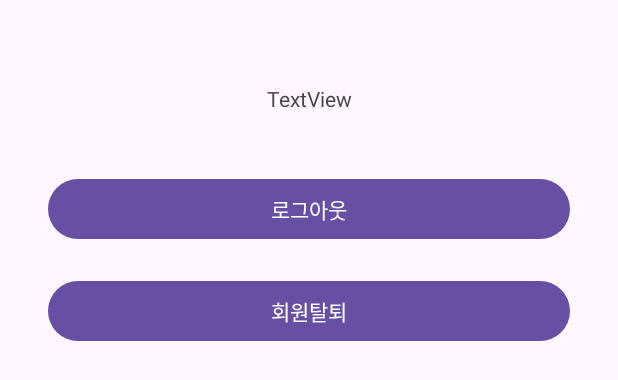
After one commit to JackAhn/RandomFoodGood, an Android app: the layout fragment_mypage.xml on its own in the app's theme, with its tools: preview values and no code run, on a phone screen of 412 x 824 dp. The commit adds this screen. Shown: the top 380 px of the screen. Run offline under Robolectric (Android 15) with nearby library versions, the phone set to English and light mode, and no system bars.

Commit message:
소셜 로그인 로그아웃 및 연동해제 구현

```diff
--- a/app/src/main/java/com/jackahn/randomfoodgood/dao/OnDataPass.kt
+++ /dev/null
@@ -1,5 +0,0 @@
-package com.jackahn.randomfoodgood.dao
-
-interface OnDataPass {
-    fun onDataPass(data: ArrayList<PlaceResult>)
-}
--- a/app/src/main/java/com/jackahn/randomfoodgood/dao/User.kt
+++ b/app/src/main/java/com/jackahn/randomfoodgood/dao/User.kt
@@ -1,8 +1,10 @@
 package com.jackahn.randomfoodgood.dao
+
+import java.io.Serializable
 
 data class User(
     var id: Int? = null,
     var socialId: Int? = null,
     var userId: String? = null,
     var userName: String? = null
-)
+): Serializable
--- a/app/src/main/java/com/jackahn/randomfoodgood/view/main/home/HomeFragment.kt
+++ b/app/src/main/java/com/jackahn/randomfoodgood/view/main/home/HomeFragment.kt
@@ -18,7 +18,7 @@ import androidx.core.app.ActivityCompat
 import androidx.fragment.app.Fragment
 import androidx.recyclerview.widget.LinearLayoutManager
 import androidx.recyclerview.widget.RecyclerView
-import com.jackahn.randomfoodgood.dao.OnDataPass
+import com.jackahn.randomfoodgood.dto.OnDataPass
 import com.jackahn.randomfoodgood.dao.PlaceResult
 import com.jackahn.randomfoodgood.dao.ResultSearchKeyword
 import com.jackahn.randomfoodgood.databinding.FragmentHomeBinding
--- /dev/null
+++ b/app/src/main/res/layout/fragment_mypage.xml
@@ -0,0 +1,41 @@
+<?xml version="1.0" encoding="utf-8"?>
+<androidx.constraintlayout.widget.ConstraintLayout xmlns:android="http://schemas.android.com/apk/res/android"
+    xmlns:app="http://schemas.android.com/apk/res-auto"
+    xmlns:tools="http://schemas.android.com/tools"
+    android:layout_width="match_parent"
+    android:layout_height="match_parent"
+    android:layout_margin="16dp"
+    tools:context=".view.main.mypage.MypageFragment">
+
+    <TextView
+        android:id="@+id/myPageNameText"
+        android:layout_width="wrap_content"
+        android:layout_height="wrap_content"
+        android:layout_marginTop="40dp"
+        android:text="TextView"
+        app:layout_constraintEnd_toEndOf="parent"
+        app:layout_constraintStart_toStartOf="parent"
+        app:layout_constraintTop_toTopOf="parent" />
+
+    <Button
+        android:id="@+id/myPageExitBtn"
+        android:layout_width="0dp"
+        android:layout_height="wrap_content"
+        android:layout_marginStart="16dp"
+        android:layout_marginTop="20dp"
+        android:layout_marginEnd="16dp"
+        android:text="회원탈퇴"
+        app:layout_constraintEnd_toEndOf="parent"
+        app:layout_constraintStart_toStartOf="parent"
+        app:layout_constraintTop_toBottomOf="@+id/myPageLogOutBtn" />
+
+    <Button
+        android:id="@+id/myPageLogOutBtn"
+        android:layout_width="0dp"
+        android:layout_height="wrap_content"
+        android:layout_marginTop="40dp"
+        android:text="로그아웃"
+        app:layout_constraintEnd_toEndOf="@+id/myPageExitBtn"
+        app:layout_constraintStart_toStartOf="@+id/myPageExitBtn"
+        app:layout_constraintTop_toBottomOf="@+id/myPageNameText" />
+</androidx.constraintlayout.widget.ConstraintLayout>
--- a/app/src/main/res/navigation/mobile_navigation.xml
+++ b/app/src/main/res/navigation/mobile_navigation.xml
@@ -19,7 +19,7 @@
 
     <fragment
         android:id="@+id/navigation_notifications"
-        android:name="com.jackahn.randomfoodgood.view.main.notifications.NotificationsFragment"
+        android:name="com.jackahn.randomfoodgood.view.main.mypage.MypageFragment"
         android:label="@string/title_mypage"
-        tools:layout="@layout/fragment_notifications" />
+        tools:layout="@layout/fragment_mypage" />
 </navigation>
```
Also changed, not shown: app/src/main/AndroidManifest.xml (+12 -6 lines), app/src/main/java/com/jackahn/randomfoodgood/dto/OnDataPass.kt (added, +7 -0 lines), app/src/main/java/com/jackahn/randomfoodgood/util/SNSUtil.kt (added, +7 -0 lines), app/src/main/java/com/jackahn/randomfoodgood/view/login/InsertNameFragment.kt (deleted, +0 -24 lines), app/src/main/java/com/jackahn/randomfoodgood/view/login/LoginActivity.kt (+38 -41 lines), app/src/main/java/com/jackahn/randomfoodgood/view/login/SelectFragment.kt (deleted, +0 -28 lines), app/src/main/java/com/jackahn/randomfoodgood/view/main/MainActivity.kt (+9 -3 lines), app/src/main/java/com/jackahn/randomfoodgood/view/main/mypage/MypageFragment.kt (added, +131 -0 lines), app/src/main/java/com/jackahn/randomfoodgood/view/main/notifications/NotificationsFragment.kt (deleted, +0 -42 lines), app/src/main/java/com/jackahn/randomfoodgood/view/main/notifications/NotificationsViewModel.kt (deleted, +0 -13 lines), app/src/main/res/layout/fragment_insert_name.xml (deleted, +0 -8 lines), app/src/main/res/layout/fragment_notifications.xml (deleted, +0 -22 lines), app/src/main/res/layout/fragment_select.xml (deleted, +0 -8 lines).
